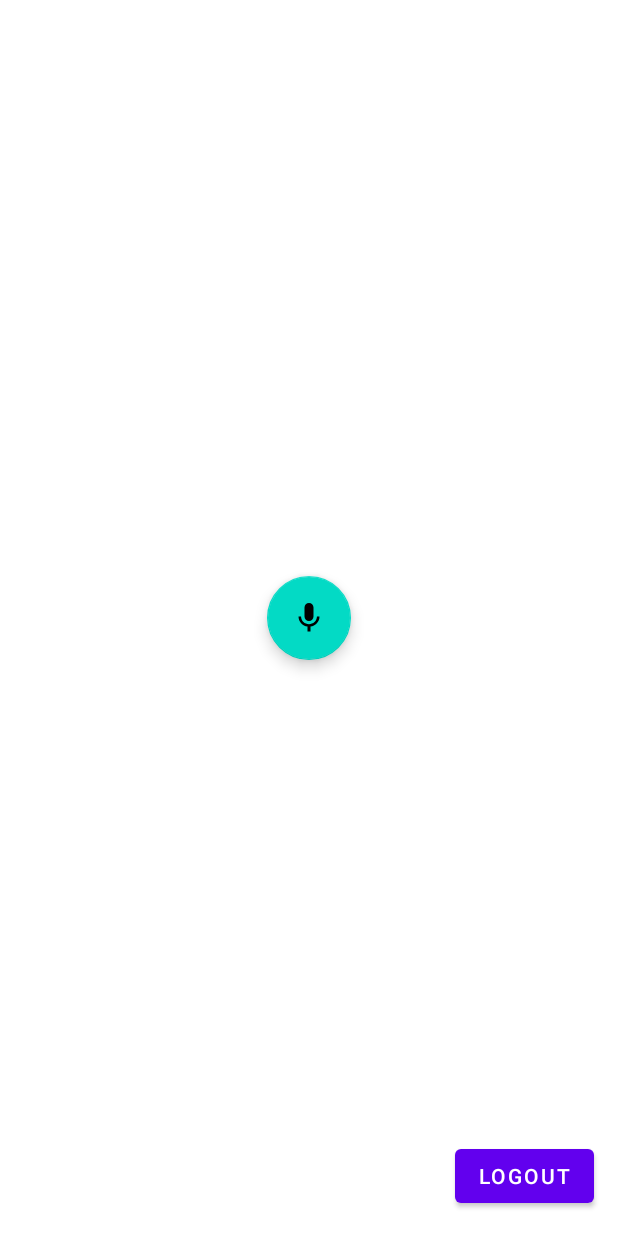
After one commit to Novascone/Slash-Whisper, an Android app: the layout activity_home.xml on its own in the app's theme, with its tools: preview values and no code run, on a phone screen of 412 x 824 dp. The commit adds this screen. Run offline under Robolectric (Android 15) with nearby library versions, the phone set to English and light mode, and no system bars.

Commit message:
added lots of stuff

```diff
--- a/API/src/main/java/com/warrennovasconeslashwhisper/api/models/User.java
+++ b/API/src/main/java/com/warrennovasconeslashwhisper/api/models/User.java
@@ -3,8 +3,8 @@ package com.warrennovasconeslashwhisper.api.models;
 import com.google.firebase.auth.FirebaseUser;
 
 public class User {
-    String uid;
-    String email;
+    public String uid;
+    public String email;
     public User(FirebaseUser user) {
         this.uid = user.getUid();
         this.email = user.getEmail();
--- /dev/null
+++ b/Slash-Whisper-Phone/src/main/res/layout/activity_home.xml
@@ -0,0 +1,29 @@
+<?xml version="1.0" encoding="utf-8"?>
+<androidx.constraintlayout.widget.ConstraintLayout xmlns:android="http://schemas.android.com/apk/res/android"
+    xmlns:app="http://schemas.android.com/apk/res-auto"
+    xmlns:tools="http://schemas.android.com/tools"
+    android:layout_width="match_parent"
+    android:layout_height="match_parent"
+    tools:context=".HomeActivity">
+
+    <com.google.android.material.floatingactionbutton.FloatingActionButton
+        android:id="@+id/speech"
+        android:layout_width="wrap_content"
+        android:layout_height="wrap_content"
+        app:layout_constraintBottom_toBottomOf="parent"
+        app:layout_constraintEnd_toEndOf="parent"
+        app:layout_constraintStart_toStartOf="parent"
+        app:layout_constraintTop_toTopOf="parent"
+        app:srcCompat="@drawable/ic_baseline_mic_24" />
+
+    <Button
+        android:id="@+id/logout_button"
+        android:layout_width="wrap_content"
+        android:layout_height="wrap_content"
+        android:layout_marginEnd="16dp"
+        android:layout_marginBottom="16dp"
+        android:text="Logout"
+        app:layout_constraintBottom_toBottomOf="parent"
+        app:layout_constraintEnd_toEndOf="parent" />
+
+</androidx.constraintlayout.widget.ConstraintLayout>
--- a/build.gradle
+++ b/build.gradle
@@ -5,7 +5,7 @@ buildscript {
         jcenter()
     }
     dependencies {
-        classpath "com.android.tools.build:gradle:4.1.2"
+        classpath 'com.android.tools.build:gradle:4.1.3'
         classpath 'com.google.gms:google-services:4.3.5'
         // NOTE: Do not place your application dependencies here; they belong
         // in the individual module build.gradle files
```
Also changed, not shown: API/src/main/java/com/warrennovasconeslashwhisper/api/viewmodels/UserViewModel.java (+10 -0 lines), Slash-Whisper-Phone/src/main/AndroidManifest.xml (+6 -5 lines), Slash-Whisper-Phone/src/main/java/com/warrennovasconeslashwhisper/phoneapp/ActivityWithUser.java (added, +31 -0 lines), Slash-Whisper-Phone/src/main/java/com/warrennovasconeslashwhisper/phoneapp/HomeActivity.java (renamed from Slash-Whisper-Phone/src/main/java/com/warrennovasconeslashwhisper/phoneapp/MainActivity.java, +15 -43 lines), Slash-Whisper-Phone/src/main/java/com/warrennovasconeslashwhisper/phoneapp/SignIn.java (added, +53 -0 lines), Slash-Whisper-Phone/src/main/res/layout/activity_sign_in_sign_up.xml (renamed from Slash-Whisper-Phone/src/main/res/layout/activity_main.xml, +2 -16 lines).
